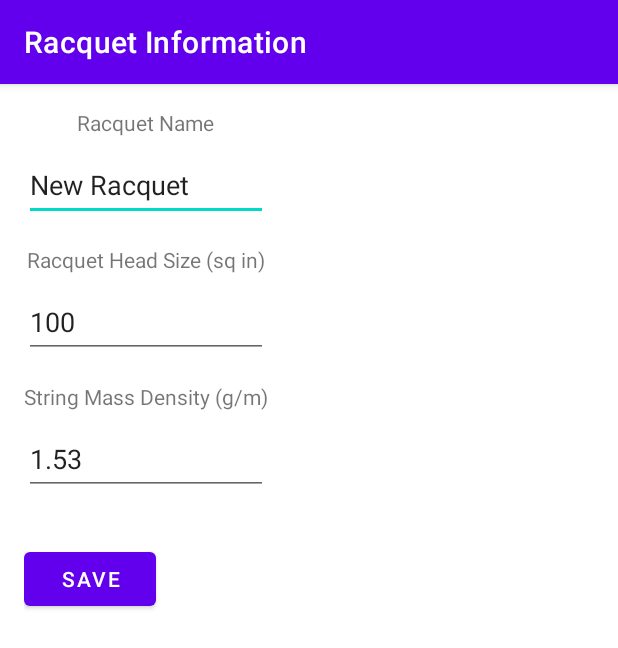
After one commit to low-earth-orbit/tennis-tune, an Android app: the layout edit_racquet.xml on its own in the app's theme, with its tools: preview values and no code run, on a phone screen of 412 x 824 dp. The commit adds this screen. Shown: the top 648 px of the screen. Run offline under Robolectric (Android 15) with nearby library versions, the phone set to English and light mode, and no system bars.

Commit message:
Add layout

```diff
--- /dev/null
+++ b/App/app/src/main/res/layout/edit_racquet.xml
@@ -0,0 +1,110 @@
+<?xml version="1.0" encoding="utf-8"?>
+<androidx.coordinatorlayout.widget.CoordinatorLayout xmlns:android="http://schemas.android.com/apk/res/android"
+    xmlns:app="http://schemas.android.com/apk/res-auto"
+    android:layout_width="match_parent"
+    android:layout_height="match_parent">
+
+    <com.google.android.material.appbar.AppBarLayout
+        android:id="@+id/appBarLayout"
+        android:layout_width="match_parent"
+        android:layout_height="wrap_content"
+        android:theme="@style/Theme.Tennis_tune.AppBarOverlay">
+
+        <androidx.appcompat.widget.Toolbar
+            android:id="@+id/top_bar_settings"
+            android:layout_width="match_parent"
+            android:layout_height="?attr/actionBarSize"
+            android:background="?attr/colorPrimary"
+            app:popupTheme="@style/Theme.Tennis_tune.PopupOverlay"
+            app:title="@string/racquet_info" />
+
+    </com.google.android.material.appbar.AppBarLayout>
+
+    <ScrollView
+        android:layout_width="match_parent"
+        android:layout_height="wrap_content"
+        android:layout_marginTop="?attr/actionBarSize"
+        android:fillViewport="true">
+
+        <LinearLayout
+            android:layout_width="match_parent"
+            android:layout_height="wrap_content"
+            android:orientation="vertical"
+            android:padding="16dp"
+            app:layout_anchor="@id/appBarLayout"
+            app:layout_anchorGravity="bottom|center">
+
+            <LinearLayout
+                android:layout_width="wrap_content"
+                android:layout_height="wrap_content"
+                android:gravity="center_horizontal"
+                android:orientation="vertical">
+
+                <!-- Racquet Name Input -->
+                <TextView
+                    android:layout_width="wrap_content"
+                    android:layout_height="wrap_content"
+                    android:layout_marginBottom="8dp"
+                    android:labelFor="@+id/edit_racquet_name"
+                    android:text="@string/racquet_name" />
+
+                <EditText
+                    android:id="@+id/edit_racquet_name"
+                    android:layout_width="match_parent"
+                    android:layout_height="48dp"
+                    android:layout_marginBottom="16dp"
+                    android:autofillHints="racquetName"
+                    android:inputType="text"
+                    android:maxWidth="400dp"
+                    android:text="@string/new_racquet" />
+
+                <!-- Racquet Head Size Input -->
+                <TextView
+                    android:layout_width="wrap_content"
+                    android:layout_height="wrap_content"
+                    android:layout_marginBottom="8dp"
+                    android:labelFor="@+id/edit_racquet_head_size"
+                    android:text="@string/racquet_head_size_sq_in_label" />
+
+                <EditText
+                    android:id="@+id/edit_racquet_head_size"
+                    android:layout_width="match_parent"
+                    android:layout_height="48dp"
+                    android:layout_marginBottom="16dp"
+                    android:autofillHints="headSize"
+                    android:inputType="numberDecimal"
+                    android:maxWidth="200dp"
+                    android:text="@string/racquet_head_size_100" />
+
+                <!-- String Mass Density Input -->
+                <TextView
+                    android:layout_width="wrap_content"
+                    android:layout_height="wrap_content"
+                    android:layout_marginBottom="8dp"
+                    android:labelFor="@+id/et_string_mass_density"
+                    android:text="@string/string_mass_density_g_m_label" />
+
+                <EditText
+                    android:id="@+id/edit_string_mass_density"
+                    android:layout_width="match_parent"
+                    android:layout_height="48dp"
+                    android:layout_marginBottom="16dp"
+                    android:autofillHints="stringMassDensity"
+                    android:inputType="numberDecimal"
+                    android:maxWidth="200dp"
+                    android:text="@string/string_mass_density" />
+
+            </LinearLayout>
+
+            <Button
+                android:id="@+id/edit_racquet_save_button"
+                android:layout_width="wrap_content"
+                android:layout_height="wrap_content"
+                android:layout_marginTop="16dp"
+                android:text="@string/button_save"
+                app:layout_anchor="@id/appBarLayout"
+                app:layout_anchorGravity="bottom|start" />
+
+        </LinearLayout>
+    </ScrollView>
+</androidx.coordinatorlayout.widget.CoordinatorLayout>
--- /dev/null
+++ b/App/app/src/main/res/layout/racquet_list.xml
@@ -0,0 +1,39 @@
+<?xml version="1.0" encoding="utf-8"?>
+<androidx.coordinatorlayout.widget.CoordinatorLayout xmlns:android="http://schemas.android.com/apk/res/android"
+    xmlns:app="http://schemas.android.com/apk/res-auto"
+    xmlns:tools="http://schemas.android.com/tools"
+    android:layout_width="match_parent"
+    android:layout_height="match_parent"
+    tools:context=".RacquetListActivity">
+
+    <com.google.android.material.appbar.AppBarLayout
+        android:id="@+id/appBarLayout"
+        android:layout_width="match_parent"
+        android:layout_height="wrap_content"
+        android:theme="@style/Theme.Tennis_tune.AppBarOverlay">
+
+        <androidx.appcompat.widget.Toolbar
+            android:id="@+id/top_bar_settings"
+            android:layout_width="match_parent"
+            android:layout_height="?attr/actionBarSize"
+            android:background="?attr/colorPrimary"
+            app:popupTheme="@style/Theme.Tennis_tune.PopupOverlay"
+            app:title="@string/racquets" />
+
+    </com.google.android.material.appbar.AppBarLayout>
+
+    <androidx.recyclerview.widget.RecyclerView
+        android:id="@+id/racquets_recycler_view"
+        android:layout_width="match_parent"
+        android:layout_height="match_parent" />
+
+    <com.google.android.material.floatingactionbutton.FloatingActionButton
+        android:id="@+id/fab_add_racquet"
+        android:layout_width="wrap_content"
+        android:layout_height="wrap_content"
+        android:clickable="true"
+        android:contentDescription="@string/add_a_racquet"
+        android:focusable="true"
+        app:srcCompat="@android:drawable/ic_input_add" />
+
+</androidx.coordinatorlayout.widget.CoordinatorLayout>
--- a/App/app/src/main/res/values/strings.xml
+++ b/App/app/src/main/res/values/strings.xml
@@ -27,5 +27,10 @@
     <string name="discard">Discard</string>
     <string name="cancel">Cancel</string>
     <string name="settings_changed">Settings changed</string>
+    <string name="racquets">Racquets</string>
+    <string name="add_a_racquet">Add a racquet</string>
+    <string name="racquet_info">Racquet Information</string>
+    <string name="racquet_name">Racquet Name</string>
+    <string name="new_racquet">New Racquet</string>
 
 </resources>
```
